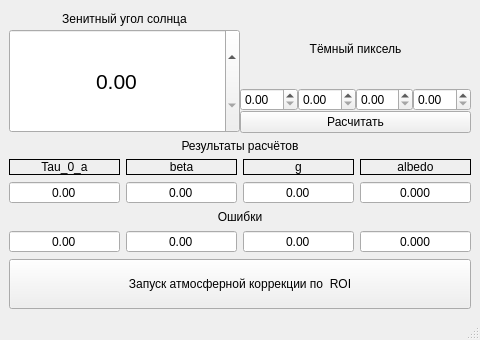
ValeryStk/satellite_comparator, file atm_correction/AtmCorrectionMainWindow.ui: the form before one commit.
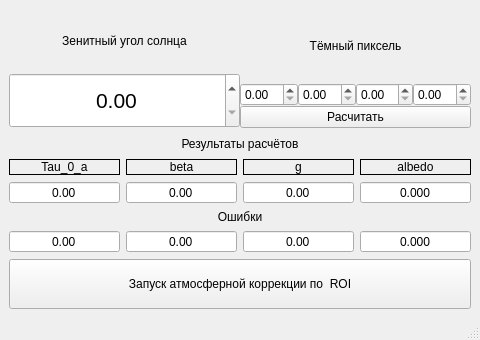
The form after the commit.

Commit message: wip (atm_correction)

What changed in the file:
```diff
--- a/atm_correction/AtmCorrectionMainWindow.ui
+++ b/atm_correction/AtmCorrectionMainWindow.ui
@@ -49,28 +49,34 @@
                 <height>20</height>
                </size>
               </property>
-              <property name="maximumSize">
-               <size>
-                <width>16777215</width>
-                <height>13</height>
-               </size>
-              </property>
               <property name="text">
                <string>Зенитный угол солнца</string>
               </property>
               <property name="alignment">
-               <set>Qt::AlignHCenter|Qt::AlignTop</set>
+               <set>Qt::AlignCenter</set>
               </property>
              </widget>
             </item>
             <item>
              <widget class="QDoubleSpinBox" name="doubleSpinBox_sunZenitAngle">
               <property name="sizePolicy">
-               <sizepolicy hsizetype="Minimum" vsizetype="Expanding">
+               <sizepolicy hsizetype="Minimum" vsizetype="Preferred">
                 <horstretch>0</horstretch>
                 <verstretch>0</verstretch>
                </sizepolicy>
               </property>
+              <property name="minimumSize">
+               <size>
+                <width>0</width>
+                <height>55</height>
+               </size>
+              </property>
+              <property name="maximumSize">
+               <size>
+                <width>16777215</width>
+                <height>55</height>
+               </size>
+              </property>
               <property name="font">
                <font>
                 <pointsize>16</pointsize>
@@ -342,13 +348,13 @@
         <property name="minimumSize">
          <size>
           <width>460</width>
-          <height>50</height>
+          <height>30</height>
          </size>
         </property>
         <property name="maximumSize">
          <size>
           <width>16777215</width>
-          <height>150</height>
+          <height>50</height>
          </size>
         </property>
         <property name="text">
```
The commit also changes 3 other files.
